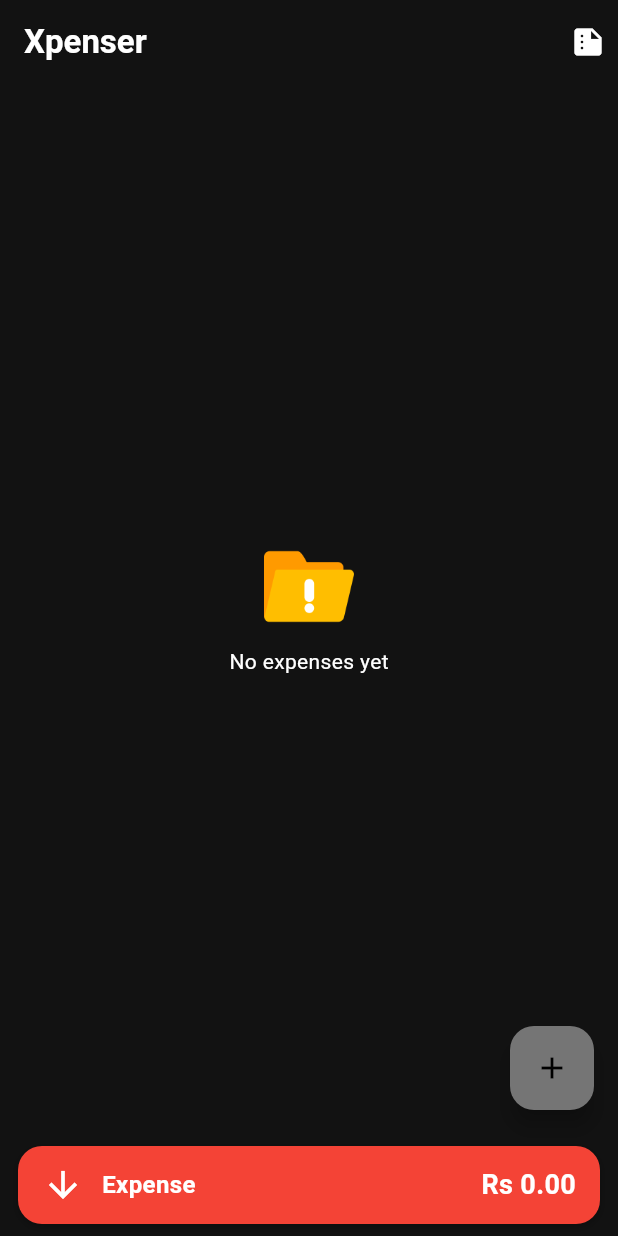
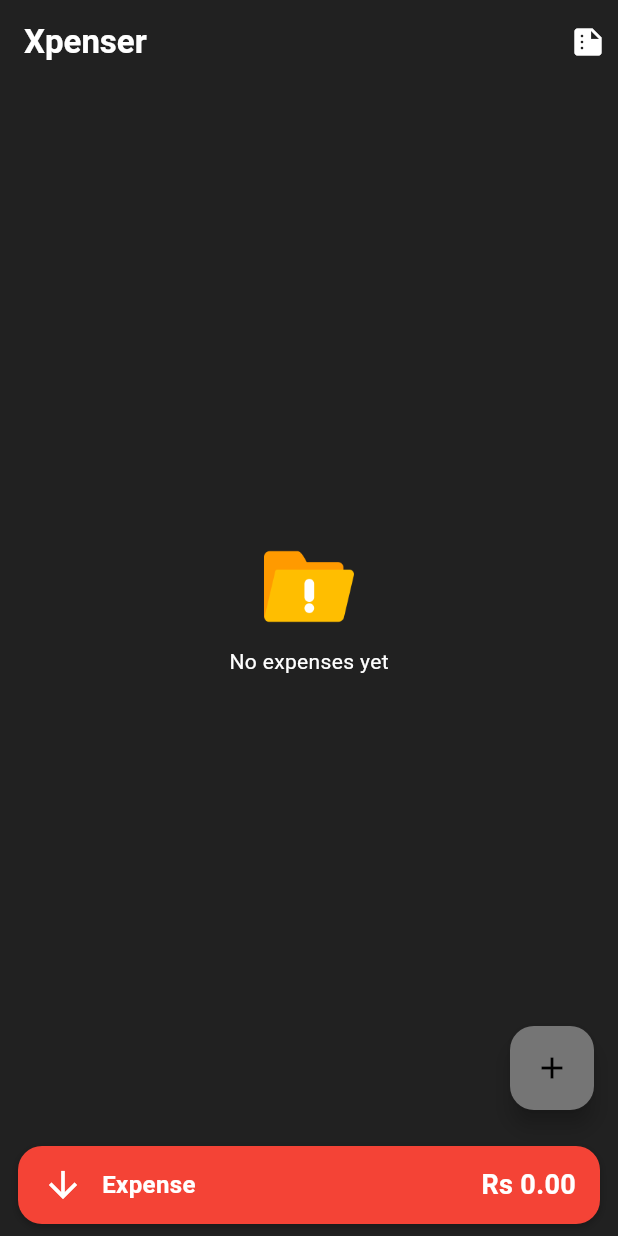
Before and after one commit to ruby222001/Expense_Tracker, a Flutter app: the screen it shows after launch, on a phone screen of 412 x 824 dp. Run offline on Flutter 3.47's test engine with Material 3 defaults, Android fonts, the light colour scheme and no system bars; our stand-ins replace fl_chart, get, google_mobile_ads, hive, hive_flutter, image_picker and 3 more; missing offline and left inert: new_version_plus, store_redirect; accounts and stored records are empty; network calls fail.

Commit message:
fix:add id

```diff
--- a/lib/components/income_expense.dart
+++ b/lib/components/income_expense.dart
@@ -11,7 +11,7 @@
   final Color textColor;
 
   const SummaryTile({
-    Key? key,
+    super.key,
     required this.icon,
     required this.iconColor,
     required this.title,
@@ -19,7 +19,7 @@
     this.backgroundColor = Colors.white,
     this.iconBackground = Colors.white,
     this.textColor = Colors.grey,
-  }) : super(key: key);
+  });
 
   @override
   Widget build(BuildContext context) {
--- a/lib/components/snackbar.dart
+++ b/lib/components/snackbar.dart
@@ -69,6 +69,7 @@
         ),
         // borderRadius: 12,
         // borderWidth: 2,
+        // ignore: deprecated_member_use
         borderColor: color.withOpacity(0.8),
         barBlur: 1,
         // snackStyle: SnackStyle.GROUNDED,
--- a/lib/controller/splash_controller.dart
+++ b/lib/controller/splash_controller.dart
@@ -1,6 +1,5 @@
 import 'package:get/get.dart';
 import 'package:local_auth/local_auth.dart';
-import 'package:flutter/material.dart';
 import 'package:hive_practise/homepage.dart';
 
 class AuthController extends GetxController {
--- a/lib/homepage.dart
+++ b/lib/homepage.dart
@@ -225,7 +225,7 @@
                 children: [
                   Obx(
                     () => controller.isBannerLoaded.value
-                        ? Container(
+                        ? SizedBox(
                             width: controller.bannerAd.size.width.toDouble(),
                             height: controller.bannerAd.size.height.toDouble(),
                             child: AdWidget(ad: controller.bannerAd),
--- a/lib/main.dart
+++ b/lib/main.dart
@@ -1,8 +1,6 @@
 import 'package:flutter/material.dart';
 import 'package:get/get.dart';
-import 'package:get/get_navigation/src/root/get_material_app.dart';
 import 'package:hive_flutter/hive_flutter.dart';
-import 'package:hive_practise/homepage.dart';
 import 'package:hive_practise/page/splash_page.dart';
 import 'package:hive_practise/services/version_helper.dart';
 import 'package:hive_practise/theme/theme.dart';
@@ -12,11 +10,12 @@
   Get.put(ThemeController());
   await Hive.initFlutter();
   await Hive.openBox('test');
+  await MobileAds.instance.initialize();
   runApp(MyApp());
 }
 
 class MyApp extends StatefulWidget {
-  MyApp({super.key});
+  const MyApp({super.key});
 
   @override
   State<MyApp> createState() => _MyAppState();
@@ -28,14 +27,13 @@
   void initState()  {
     super.initState();
      VersionHelper.basicStatusCheck();
-       MobileAds.instance.initialize();
 
   }
 
   @override
   Widget build(BuildContext context) {
     return GetMaterialApp(
-      title: 'Flutter Demo',
+      title: 'Xpenser',
       debugShowCheckedModeBanner: false,
       theme: controller.themeData,
       home: SplashLoginPage(),
--- a/lib/page/expense_tile.dart
+++ b/lib/page/expense_tile.dart
@@ -1,5 +1,4 @@
 import 'package:flutter/material.dart';
-import 'package:get/get.dart';
 
 class ExpenseTile extends StatelessWidget {
   final Map<String, dynamic> item;
--- a/lib/page/monthly_summary.dart
+++ b/lib/page/monthly_summary.dart
@@ -208,11 +208,11 @@
                         ),
                       ),
                     );
-                  }).toList(),
+                  }),
                 ],
               ),
             );
-          }).toList(),
+          }),
         ],
       );
     });
--- a/lib/page/splash_page.dart
+++ b/lib/page/splash_page.dart
@@ -4,7 +4,7 @@
 import 'package:hive_practise/homepage.dart';
 
 class SplashLoginPage extends StatelessWidget {
-  SplashLoginPage({Key? key}) : super(key: key);
+  SplashLoginPage({super.key});
 
   final AuthController authController = Get.put(AuthController());
 
--- a/lib/page/yearly_summary.dart
+++ b/lib/page/yearly_summary.dart
@@ -96,7 +96,7 @@
               title: Text("Year ${entry.key}"),
               trailing: Text("Rs ${entry.value.toStringAsFixed(2)}"),
             );
-          }).toList(),
+          }),
         ],
       );
     });
--- a/lib/services/ad_helper.dart
+++ b/lib/services/ad_helper.dart
@@ -3,8 +3,7 @@
 class AdHelper {
   static String get bannerAdUnitId {
     if (Platform.isAndroid) {
-      // return 'ca-app-pub-4067749124990821~8624124965';
-      return 'ca-app-pub-3940256099942544/6300978111';
+      return 'ca-app-pub-4067749124990821/8860012770';
     } else if (Platform.isIOS) {
       return 'ca-app-pub-4067749124990821~8624124965';
     } else {
@@ -14,8 +13,7 @@
 
   static String get bannerInterstatialUnitId {
     if (Platform.isAndroid) {
-      // return 'ca-app-pub-4067749124990821/2505669059';
-      return 'ca-app-pub-3940256099942544/1033173712';
+      return 'ca-app-pub-4067749124990821/6314187593';
     } else if (Platform.isIOS) {
       return 'ca-app-pub-4067749124990821/5616131320';
     } else {
--- a/lib/services/version_helper.dart
+++ b/lib/services/version_helper.dart
@@ -4,6 +4,7 @@
 import 'package:get/get_core/src/get_main.dart';
 import 'package:get/get_navigation/get_navigation.dart';
 import 'package:new_version_plus/new_version_plus.dart';
+// ignore: depend_on_referenced_packages
 import 'package:package_info_plus/package_info_plus.dart';
 import 'package:store_redirect/store_redirect.dart';
 
--- a/lib/theme/dark.dart
+++ b/lib/theme/dark.dart
@@ -1,7 +1,7 @@
 import 'package:flutter/material.dart';
 ThemeData darkMode = ThemeData(
   colorScheme: ColorScheme.dark(
-  background: Colors.grey.shade900,
+  surface: Colors.grey.shade900,
   secondary: Colors.grey.shade800,
   primary: Colors.grey.shade600,
   inversePrimary: Colors.grey.shade300),
--- a/lib/theme/light_mode.dart
+++ b/lib/theme/light_mode.dart
@@ -1,7 +1,7 @@
 import 'package:flutter/material.dart';
 ThemeData lightMode = ThemeData(
   colorScheme: ColorScheme.light(
-  background: Colors.grey.shade300,
+  surface: Colors.grey.shade300,
   secondary: Colors.grey.shade200,
   primary: Colors.grey.shade500,
   inversePrimary: Colors.grey.shade900),
--- a/lib/theme/settings.dart
+++ b/lib/theme/settings.dart
@@ -11,7 +11,7 @@
     final ThemeController themeController = Get.find(); // Get the instance
 
     return Scaffold(
-      backgroundColor: themeController.themeData.colorScheme.background,
+      backgroundColor: themeController.themeData.colorScheme.surface,
       appBar: AppBar(title: const Text("Settings")),
       body: Container(
         decoration: BoxDecoration(
--- a/lib/theme/theme.dart
+++ b/lib/theme/theme.dart
@@ -1,7 +1,6 @@
 import 'package:flutter/material.dart';
 import 'package:hive_practise/theme/dark.dart';
 import 'package:hive_practise/theme/light_mode.dart';
-import 'package:flutter/material.dart';
 import 'package:get/get.dart';
 
 class ThemeController extends GetxController {
--- a/pubspec.yaml
+++ b/pubspec.yaml
@@ -16,7 +16,7 @@
 # https://developer.apple.com/library/archive/documentation/General/Reference/InfoPlistKeyReference/Articles/CoreFoundationKeys.html
 # In Windows, build-name is used as the major, minor, and patch parts
 # of the product and file versions while build-number is used as the build suffix.
-version: 1.0.0+2
+version: 1.0.0+5
 
 environment:
   sdk: ^3.6.1
```
Also changed, not shown: lib/controller/app_controller.dart (+2 -9 lines), lib/page/add_expense.dart (+6 -6 lines), 3 other files.
